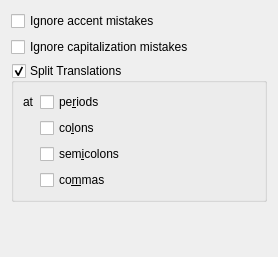
The window that src/configure-practice/writtenpracticeoptionswidget.ui (KDE/parley) describes before a commit, drawn with Qt 5.
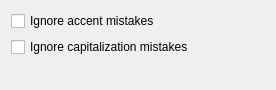
The same window after the commit.

Commit message: Remove split translations from gui for written practice as it's not implemented.

What changed in the file:
```diff
--- a/src/configure-practice/writtenpracticeoptionswidget.ui
+++ b/src/configure-practice/writtenpracticeoptionswidget.ui
@@ -5,8 +5,8 @@
    <rect>
     <x>0</x>
     <y>0</y>
-    <width>278</width>
-    <height>257</height>
+    <width>276</width>
+    <height>90</height>
    </rect>
   </property>
   <layout class="QVBoxLayout" >
@@ -24,107 +24,6 @@
      </property>
     </widget>
    </item>
-   <item>
-    <widget class="QGroupBox" name="kcfg_SplitTranslations" >
-     <property name="title" >
-      <string>Split Translations</string>
-     </property>
-     <property name="checkable" >
-      <bool>true</bool>
-     </property>
-     <property name="checked" >
-      <bool>true</bool>
-     </property>
-     <layout class="QGridLayout" >
-      <item row="0" column="0" >
-       <widget class="QLabel" name="label_at" >
-        <property name="enabled" >
-         <bool>true</bool>
-        </property>
-        <property name="sizePolicy" >
-         <sizepolicy vsizetype="Preferred" hsizetype="Minimum" >
-          <horstretch>0</horstretch>
-          <verstretch>0</verstretch>
-         </sizepolicy>
-        </property>
-        <property name="text" >
-         <string>at</string>
-        </property>
-       </widget>
-      </item>
-      <item row="0" column="1" >
-       <widget class="QCheckBox" name="kcfg_Periods" >
-        <property name="enabled" >
-         <bool>true</bool>
-        </property>
-        <property name="toolTip" >
-         <string>Split translations at periods</string>
-        </property>
-        <property name="whatsThis" >
-         <string>When this options is enabled, translations will be split at periods if they have any (except any trailing periods that will be removed).</string>
-        </property>
-        <property name="text" >
-         <string>pe&amp;riods</string>
-        </property>
-       </widget>
-      </item>
-      <item row="1" column="1" >
-       <widget class="QCheckBox" name="kcfg_Colons" >
-        <property name="enabled" >
-         <bool>true</bool>
-        </property>
-        <property name="toolTip" >
-         <string>Split translations at colons</string>
-        </property>
-        <property name="whatsThis" >
-         <string>When this options is enabled, translations that have not been split at periods will be split at colons if they have any.</string>
-        </property>
-        <property name="text" >
-         <string>co&amp;lons</string>
-        </property>
-       </widget>
-      </item>
-      <item row="2" column="1" >
-       <widget class="QCheckBox" name="kcfg_Semicolons" >
-        <property name="enabled" >
-         <bool>true</bool>
-        </property>
-        <property name="toolTip" >
-         <string>Split translations at semicolons</string>
-        </property>
-        <property name="whatsThis" >
-         <string>When this options is enabled, translations that have not been split at periods or colons will be split at semicolons if they have any.</string>
-        </property>
-        <property name="text" >
-         <string>sem&amp;icolons</string>
-        </property>
-       </widget>
-      </item>
-      <item row="3" column="1" >
-       <widget class="QCheckBox" name="kcfg_Commas" >
-        <property name="enabled" >
-         <bool>true</bool>
-        </property>
-        <property name="sizePolicy" >
-         <sizepolicy vsizetype="Fixed" hsizetype="MinimumExpanding" >
-          <horstretch>0</horstretch>
-          <verstretch>0</verstretch>
-         </sizepolicy>
-        </property>
-        <property name="toolTip" >
-         <string>Split translations at commas</string>
-        </property>
-        <property name="whatsThis" >
-         <string>When this options is enabled, translations that have not been split at periods, colons or semicolons will be split at commas if they have any.</string>
-        </property>
-        <property name="text" >
-         <string>co&amp;mmas</string>
-        </property>
-       </widget>
-      </item>
-     </layout>
-    </widget>
-   </item>
    <item>
     <spacer>
      <property name="orientation" >
```
